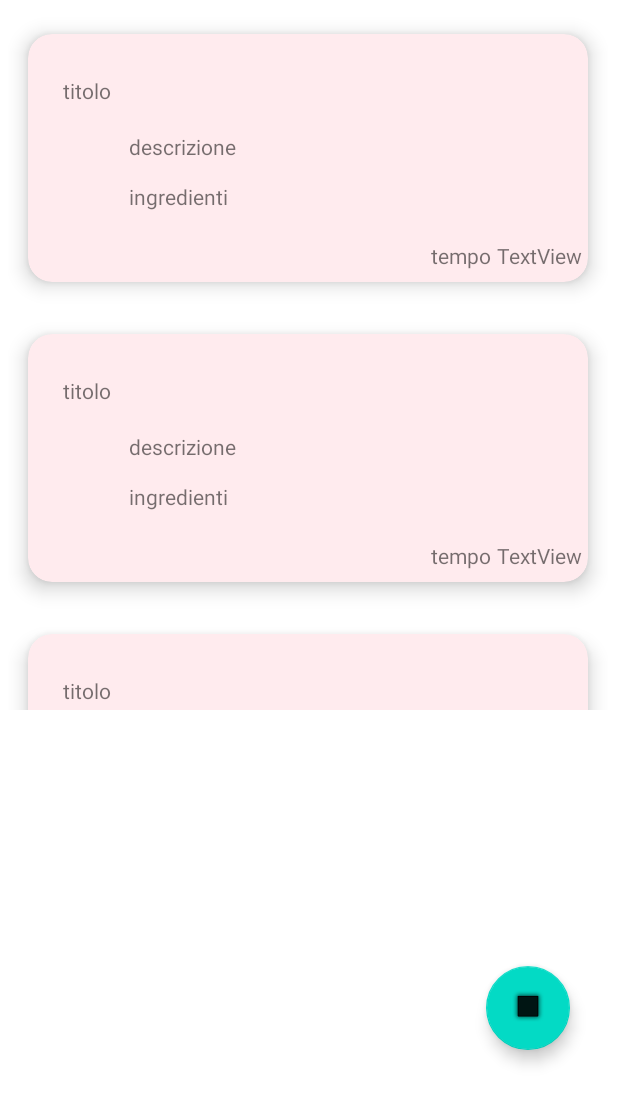
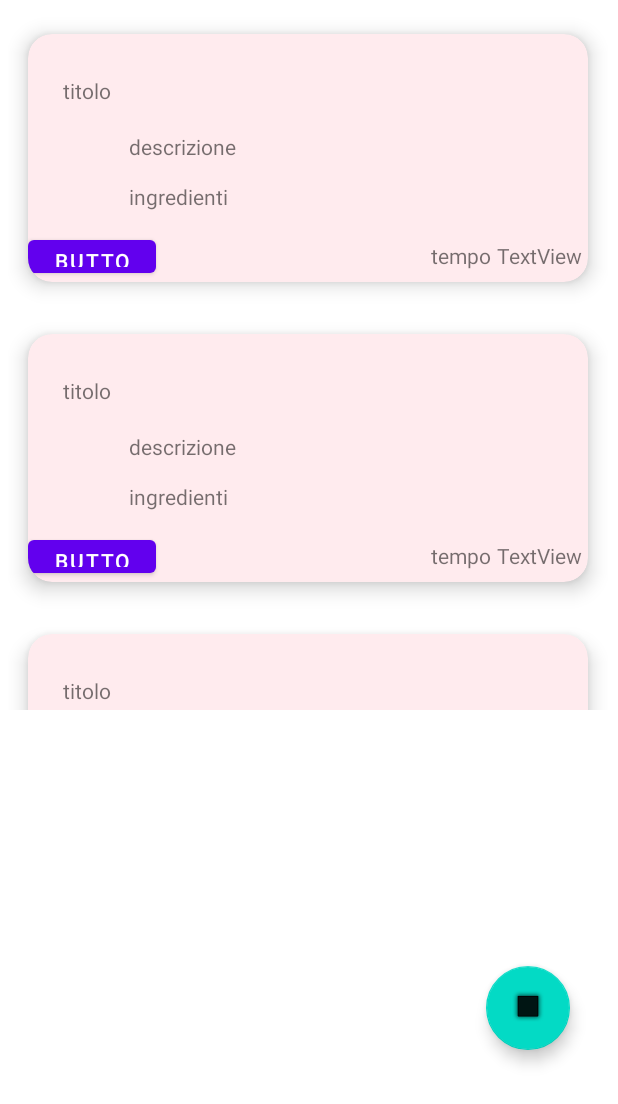
Before and after one commit to angiof/DbTester_with_recy, an Android app: the layout fragment_fragutil.xml on its own in the app's theme, with its tools: preview values and no code run, on a phone screen of 412 x 824 dp. Shown: the top 1104 px of the screen. Run offline under Robolectric (Android 15) with nearby library versions, the phone set to English and light mode, and no system bars.

```diff
--- a/app/src/main/res/layout/recy_model.xml
+++ b/app/src/main/res/layout/recy_model.xml
@@ -27,10 +27,10 @@
             android:layout_height="29dp"
             android:layout_marginTop="28dp"
             android:layout_marginEnd="28dp"
+            android:layout_marginRight="28dp"
             android:text="titolo"
             app:layout_constraintEnd_toEndOf="parent"
-            app:layout_constraintTop_toTopOf="parent"
-            android:layout_marginRight="28dp" />
+            app:layout_constraintTop_toTopOf="parent" />
 
         <TextView
             android:id="@+id/descrizione_ricetta"
@@ -57,21 +57,29 @@
             android:layout_width="wrap_content"
             android:layout_height="wrap_content"
             android:layout_marginEnd="4dp"
+            android:layout_marginRight="4dp"
             android:layout_marginBottom="8dp"
             android:text="TextView"
             app:layout_constraintBottom_toBottomOf="parent"
-            app:layout_constraintEnd_toEndOf="parent"
-            android:layout_marginRight="4dp" />
+            app:layout_constraintEnd_toEndOf="parent" />
 
         <TextView
             android:id="@+id/textView3"
             android:layout_width="wrap_content"
             android:layout_height="wrap_content"
             android:layout_marginEnd="4dp"
+            android:layout_marginRight="4dp"
             android:fontFamily="sans-serif"
             android:text="tempo"
             app:layout_constraintEnd_toStartOf="@+id/tempo_ricetta"
-            app:layout_constraintTop_toTopOf="@+id/tempo_ricetta"
-            android:layout_marginRight="4dp" />
+            app:layout_constraintTop_toTopOf="@+id/tempo_ricetta" />
+
+        <Button
+            android:id="@+id/button_card"
+            android:layout_width="85dp"
+            android:layout_height="34dp"
+            android:text="Button"
+            app:layout_constraintBottom_toBottomOf="parent"
+            app:layout_constraintStart_toStartOf="parent" />
     </androidx.constraintlayout.widget.ConstraintLayout>
 </androidx.cardview.widget.CardView>
```
Also changed, not shown: app/src/main/java/com/example/dbtester/Fragutil.kt (+27 -59 lines), app/src/main/java/com/example/dbtester/db/RicettaEntity.kt (+2 -6 lines), app/src/main/java/com/example/dbtester/recy/AdapteRecy.kt (+19 -6 lines), app/src/main/java/com/example/dbtester/recy/Adapter2.kt (added, +54 -0 lines), app/src/main/java/com/example/dbtester/recy/Venatana.kt (+4 -4 lines).
